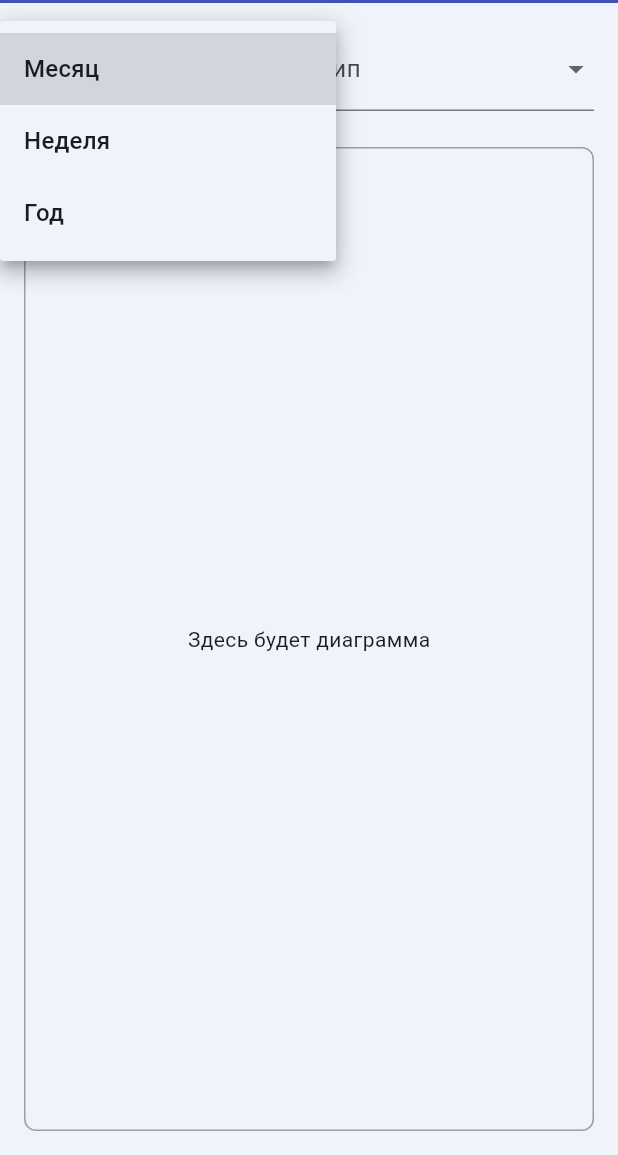
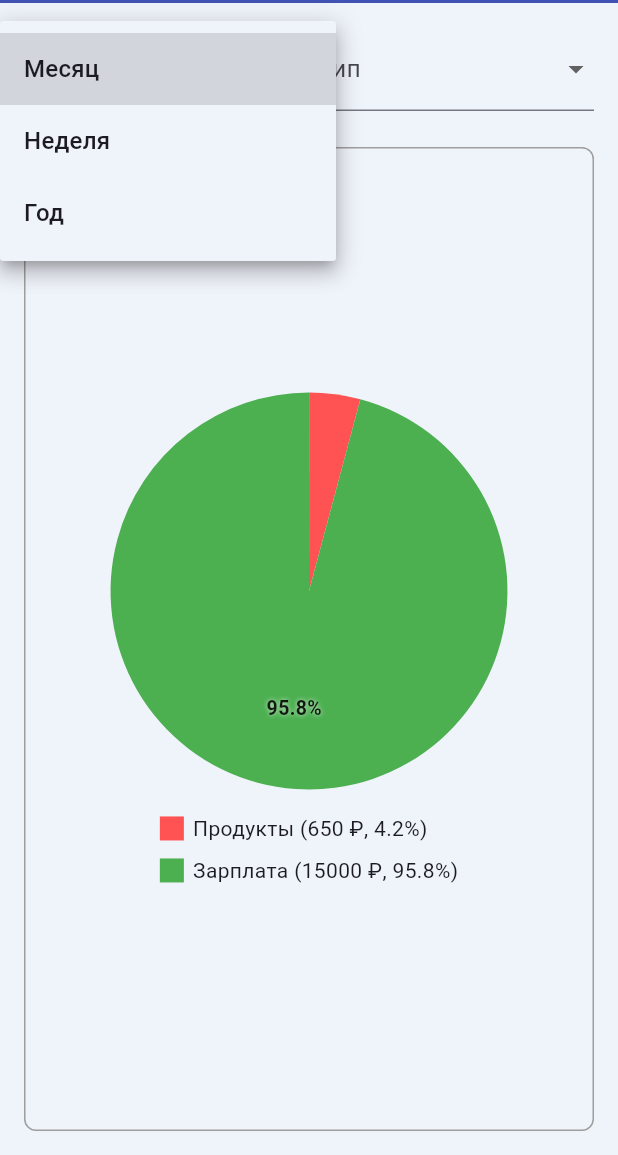
Before and after one commit to Dev-saint/FinliteApp, a Flutter app: the ReportsScreen screen opened directly, after a tap on "Период", on a phone screen of 412 x 824 dp, the part 81-1236 px from its top. Run offline on Flutter 3.47's test engine with Material 3 defaults, Android fonts, the phone set to English and light mode, and no system bars.

Commit message:
Show category percentages on pie chart in reports screen, use main page transactions as data source

```diff
--- a/lib/screens/reports_screen.dart
+++ b/lib/screens/reports_screen.dart
@@ -1,10 +1,43 @@
+import 'dart:math';
+
 import 'package:flutter/material.dart';
 
 class ReportsScreen extends StatelessWidget {
   const ReportsScreen({super.key});
 
+  // Используем те же транзакции, что и на главной
+  List<_Transaction> get _transactions => [
+    _Transaction(
+      title: 'Продукты',
+      category: 'Продукты',
+      date: '12 мая 2025, 14:30',
+      amount: -650,
+    ),
+    _Transaction(
+      title: 'Зарплата',
+      category: 'Зарплата',
+      date: '10 мая 2025, 09:00',
+      amount: 15000,
+    ),
+  ];
+
   @override
   Widget build(BuildContext context) {
+    // Группируем по категориям и считаем суммы
+    final Map<String, _PieData> categoryData = {};
+    for (final t in _transactions) {
+      final key = t.category;
+      final color = _getCategoryColor(key);
+      if (!categoryData.containsKey(key)) {
+        categoryData[key] = _PieData(key, 0, color);
+      }
+      categoryData[key] = categoryData[key]!.copyWith(
+        value: categoryData[key]!.value + t.amount.abs(),
+      );
+    }
+    final data = categoryData.values.toList();
+    final total = data.fold<double>(0, (sum, d) => sum + d.value.abs());
+
     return Scaffold(
       appBar: AppBar(title: const Text('Отчёты')),
       body: Material(
@@ -57,7 +90,7 @@ class ReportsScreen extends StatelessWidget {
                     borderRadius: BorderRadius.circular(8),
                   ),
                   alignment: Alignment.center,
-                  child: const Text('Здесь будет диаграмма'),
+                  child: _PieChartWidget(data: data, total: total),
                 ),
               ),
             ],
@@ -66,4 +99,158 @@ class ReportsScreen extends StatelessWidget {
       ),
     );
   }
+
+  // Цвета для категорий (можно расширить)
+  Color _getCategoryColor(String category) {
+    switch (category) {
+      case 'Продукты':
+        return Colors.redAccent;
+      case 'Зарплата':
+        return Colors.green;
+      case 'Транспорт':
+        return Colors.blue;
+      case 'Развлечения':
+        return Colors.orange;
+      default:
+        return Colors.grey;
+    }
+  }
 }
+
+class _Transaction {
+  final String title;
+  final String category;
+  final String date;
+  final int amount;
+
+  _Transaction({
+    required this.title,
+    required this.category,
+    required this.date,
+    required this.amount,
+  });
+}
+
+class _PieData {
+  final String label;
+  final double value;
+  final Color color;
+  _PieData(this.label, this.value, this.color);
+
+  _PieData copyWith({double? value}) =>
+      _PieData(label, value ?? this.value, color);
+}
+
+class _PieChartWidget extends StatelessWidget {
+  final List<_PieData> data;
+  final double total;
+  const _PieChartWidget({required this.data, required this.total});
+
+  @override
+  Widget build(BuildContext context) {
+    return LayoutBuilder(
+      builder: (context, constraints) {
+        final size = constraints.biggest.shortestSide * 0.7;
+        return Column(
+          mainAxisAlignment: MainAxisAlignment.center,
+          children: [
+            SizedBox(
+              width: size,
+              height: size,
+              child: CustomPaint(
+                painter: _PieChartPainter(data, total),
+                child: Stack(children: _buildLabels(size, data, total)),
+              ),
+            ),
+            const SizedBox(height: 16),
+            Wrap(
+              spacing: 16,
+              runSpacing: 8,
+              children:
+                  data.map((d) {
+                    final percent = total > 0 ? (d.value / total * 100) : 0;
+                    return Row(
+                      mainAxisSize: MainAxisSize.min,
+                      children: [
+                        Container(width: 16, height: 16, color: d.color),
+                        const SizedBox(width: 6),
+                        Text(
+                          '${d.label} (${d.value.abs().toInt()} ₽, ${percent.toStringAsFixed(1)}%)',
+                        ),
+                      ],
+                    );
+                  }).toList(),
+            ),
+          ],
+        );
+      },
+    );
+  }
+
+  // Генерация подписей процентов на диаграмме
+  List<Widget> _buildLabels(double size, List<_PieData> data, double total) {
+    final List<Widget> labels = [];
+    double startRadian = -3.14 / 2;
+    final radius = size / 2;
+    for (final d in data) {
+      final sweep = total > 0 ? (d.value.abs() / total) * 3.1415926535 * 2 : 0;
+      final percent = total > 0 ? (d.value / total * 100) : 0;
+      if (percent > 5) {
+        // Показываем только если больше 5%
+        final angle = startRadian + sweep / 2;
+        final x = radius + (radius * 0.6) * (cos(angle));
+        final y = radius + (radius * 0.6) * (sin(angle));
+        labels.add(
+          Positioned(
+            left: x - 18,
+            top: y - 10,
+            child: Text(
+              '${percent.toStringAsFixed(1)}%',
+              style: TextStyle(
+                fontSize: 13,
+                color: Colors.black87,
+                fontWeight: FontWeight.bold,
+                shadows: [
+                  Shadow(color: Colors.white.withOpacity(0.7), blurRadius: 4),
+                ],
+              ),
+            ),
+          ),
+        );
+      }
+      startRadian += sweep;
+    }
+    return labels;
+  }
+}
+
+class _PieChartPainter extends CustomPainter {
+  final List<_PieData> data;
+  final double total;
+  _PieChartPainter(this.data, this.total);
+
+  @override
+  void paint(Canvas canvas, Size size) {
+    final rect = Offset.zero & size;
+    final center = rect.center;
+    final radius = size.width / 2;
+    double startRadian = -3.14 / 2;
+    final paint = Paint()..style = PaintingStyle.fill;
+
+    for (final d in data) {
+      final sweep = total > 0 ? (d.value.abs() / total) * 3.1415926535 * 2 : 0;
+      paint.color = d.color;
+      canvas.drawArc(
+        Rect.fromCircle(center: center, radius: radius),
+        startRadian,
+        sweep.toDouble(),
+        true,
+        paint,
+      );
+      startRadian += sweep;
+    }
+  }
+
+  @override
+  bool shouldRepaint(covariant CustomPainter oldDelegate) => false;
+}
```
